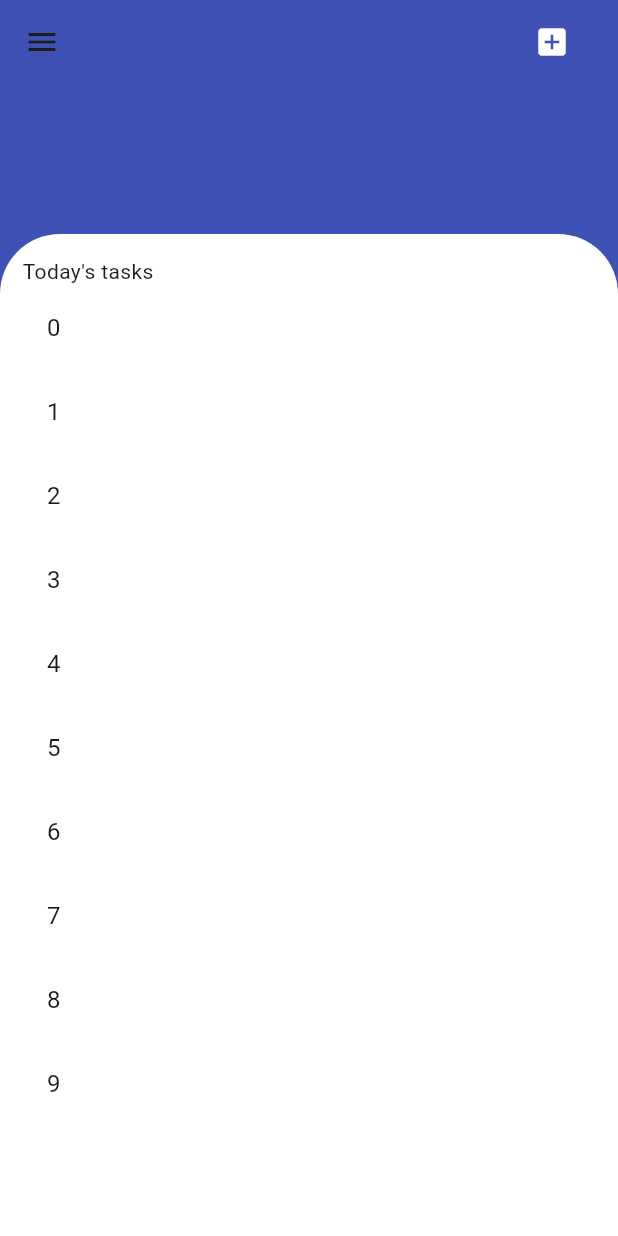
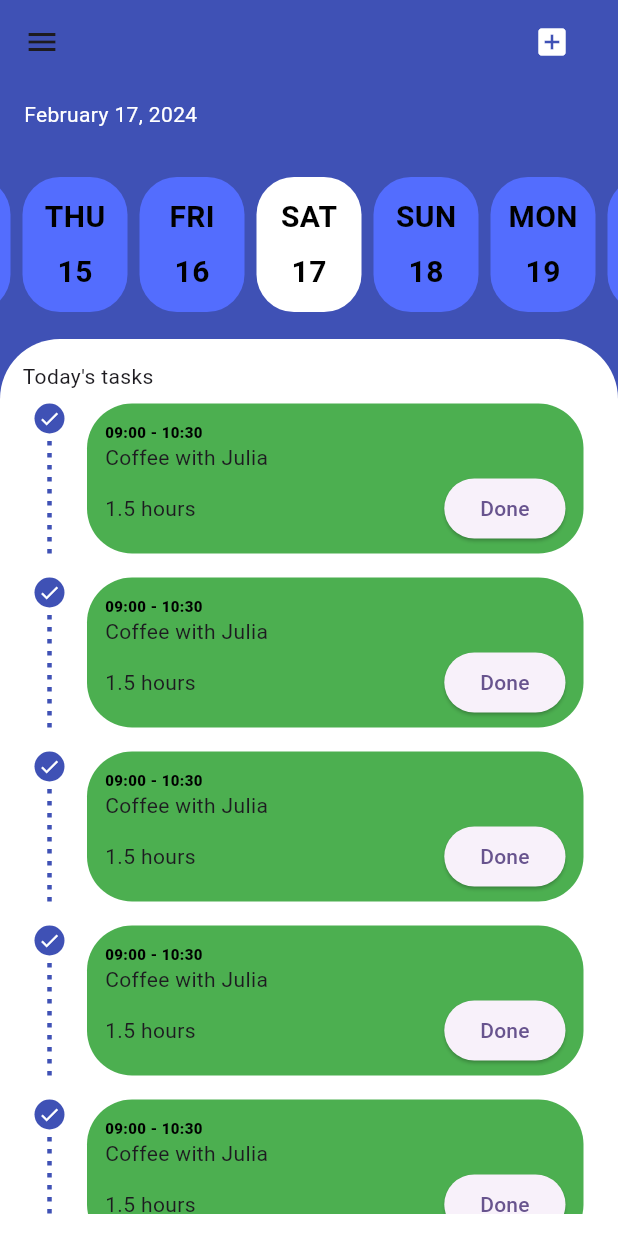
Before and after one commit to Inf1nityLab/contacts, a Flutter app: the screen it shows after launch, on a phone screen of 412 x 824 dp. Run offline on Flutter 3.47's test engine with Material 3 defaults, Android fonts, the phone set to English and light mode, and no system bars; drawn by our look-alikes of easy_date_timeline; our stand-ins replace get_it, hive, hive_flutter; accounts and stored records are empty.

Commit message:
add calendar

```diff
--- a/lib/task_app/screens/main_screen.dart
+++ b/lib/task_app/screens/main_screen.dart
@@ -1,7 +1,25 @@
+import 'package:easy_date_timeline/easy_date_timeline.dart';
 import 'package:flutter/material.dart';
 
-class MainScreen extends StatelessWidget {
+class MainScreen extends StatefulWidget {
   const MainScreen({super.key});
+
+  @override
+  State<MainScreen> createState() => _MainScreenState();
+}
+
+class _MainScreenState extends State<MainScreen> {
+  final EasyInfiniteDateTimelineController _controller =
+      EasyInfiniteDateTimelineController();
+
+  bool name = true;
+
+  void done(){
+    setState(() {
+      name = !name;
+
+    });
+  }
 
   @override
   Widget build(BuildContext context) {
@@ -9,7 +27,6 @@ class MainScreen extends StatelessWidget {
       backgroundColor: Colors.indigo,
       appBar: AppBar(
         backgroundColor: Colors.indigo,
-
         actions: [
           Padding(
             padding: const EdgeInsets.only(right: 20),
@@ -18,13 +35,11 @@ class MainScreen extends StatelessWidget {
               icon: const Icon(
                 Icons.add_box,
                 color: Colors.white,
-
               ),
             ),
           ),
         ],
       ),
-
       drawer: const Drawer(
         backgroundColor: Colors.white,
         child: Column(
@@ -33,8 +48,44 @@ class MainScreen extends StatelessWidget {
       ),
       body: Column(
         children: [
-          const SizedBox(
-            height: 100,
+          Padding(
+            padding: const EdgeInsets.only(top: 10, bottom: 10),
+            child: EasyDateTimeLine(
+              initialDate: DateTime.now(),
+              onDateChange: (selectedDate) {
+                //`selectedDate` the new date selected.
+              },
+              headerProps: const EasyHeaderProps(
+
+                showMonthPicker: false,
+                monthPickerType: MonthPickerType.dropDown,
+                dateFormatter: DateFormatter.fullDateMonthAsStrDY(),
+                  selectedDateStyle: TextStyle(color: Colors.white)
+              ),
+              dayProps: const EasyDayProps(
+                dayStructure: DayStructure.dayStrDayNum,
+                width: 70,
+                height: 90,
+                inactiveDayStyle: DayStyle(
+                  dayNumStyle: TextStyle(color: Colors.black, fontSize: 20, fontWeight: FontWeight.bold),
+                  dayStrStyle: TextStyle(color: Colors.black, fontSize: 20, fontWeight: FontWeight.bold),
+                  decoration: BoxDecoration(
+                    color: Colors.indigoAccent,
+                    borderRadius: BorderRadius.all(Radius.circular(25)),
+
+                  ),
+                ),
+                activeDayStyle: DayStyle(
+                  dayNumStyle: TextStyle(color: Colors.black, fontSize: 20, fontWeight: FontWeight.bold),
+                  dayStrStyle: TextStyle(color: Colors.black, fontSize: 20, fontWeight: FontWeight.bold),
+                  decoration: BoxDecoration(
+                    color: Colors.white,
+                    borderRadius: BorderRadius.all(Radius.circular(25)),
+
+                  ),
+                ),
+              ),
+            ),
           ),
           Expanded(
             child: Container(
@@ -55,19 +106,92 @@ class MainScreen extends StatelessWidget {
     );
   }
 
-  Widget containerBody(){
-    return  Padding(
+  Widget containerBody() {
+    return Padding(
       padding: const EdgeInsets.all(15),
       child: Column(
         crossAxisAlignment: CrossAxisAlignment.start,
         children: [
           const Text("Today's tasks"),
           Expanded(
-            child: ListView.builder(itemCount: 10,itemBuilder: (context, index){
-              return ListTile(
-                title: Text('$index'),
-              );
-            }),
+            child: ListView.builder(
+                itemCount: 10,
+                itemBuilder: (context, index) {
+                  return Padding(
+                    padding: const EdgeInsets.all(8.0),
+                    child: Row(
+                      crossAxisAlignment: CrossAxisAlignment.start,
+                      children: [
+                        Column(
+                          children: [
+                             CircleAvatar(
+                              radius: 10,
+                              backgroundColor: Colors.indigo,
+                              child: Center(
+                                child: name ? const Icon(Icons.done, size: 15,color: Colors.white) : const CircleAvatar(
+                                  backgroundColor: Colors.white,
+                                  radius: 5,
+                                ),
+                              ),
+                            ),
+                            for (int i = 0; i < 10; i++)
+                              Padding(
+                                padding: const EdgeInsets.only(top: 5),
+                                child: Container(
+                                  height: 3,
+                                  width: 3,
+                                  color: Colors.indigo,
+                                ),
+                              )
+                          ],
+                        ),
+                        const SizedBox(
+                          width: 15,
+                        ),
+                        Expanded(
+                          child: Container(
+                            height: 100,
+                            width: double.infinity,
+                            decoration: BoxDecoration(
+                              color: Colors.green,
+                              borderRadius: BorderRadius.circular(30),
+                            ),
+                            child: Padding(
+                              padding: const EdgeInsets.all(12.0),
+                              child: Column(
+                                crossAxisAlignment: CrossAxisAlignment.start,
+                                mainAxisAlignment:
+                                    MainAxisAlignment.spaceBetween,
+                                children: [
+                                  const Text(
+                                    '09:00 - 10:30',
+                                    style: TextStyle(
+                                        fontSize: 10,
+                                        color: Colors.black,
+                                        fontWeight: FontWeight.w800),
+                                  ),
+                                  const Text('Coffee with Julia'),
+                                  Row(
+                                    mainAxisAlignment:
+                                        MainAxisAlignment.spaceBetween,
+                                    children: [
+                                      const Text('1.5 hours'),
+                                      ElevatedButton(
+                                          onPressed: () {
+                                            done();
+                                          },
+                                          child: const Text('Done'))
+                                    ],
+                                  )
+                                ],
+                              ),
+                            ),
+                          ),
+                        ),
+                      ],
+                    ),
+                  );
+                }),
           )
         ],
       ),
--- a/pubspec.yaml
+++ b/pubspec.yaml
@@ -38,6 +38,7 @@ dependencies:
   hive: ^2.2.3
   hive_flutter: ^1.1.0
   get_it: ^7.6.7
+  easy_date_timeline: ^1.0.4
 
 dev_dependencies:
   flutter_test:
```
Also changed, not shown: pubspec.lock.
